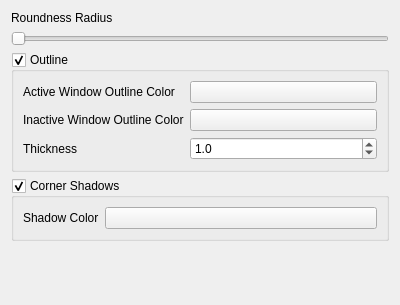
This is shapecorners_config.ui in matinlotfali/KDE-Rounded-Corners as Qt 5 draws it before an edit. The edited form follows.
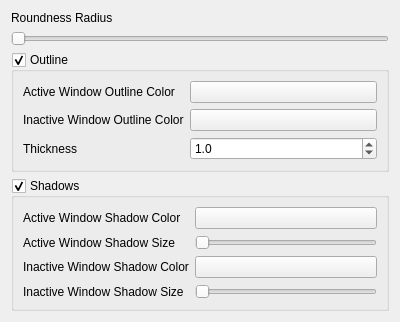
This is the edited form. Custom widgets are drawn as their Qt base class.

Commit message: Draw my own shadows all over with proper active & inactive configuration

```diff
--- a/shapecorners_config.ui
+++ b/shapecorners_config.ui
@@ -10,6 +10,12 @@
     <height>305</height>
    </rect>
   </property>
+  <property name="minimumSize">
+   <size>
+    <width>400</width>
+    <height>0</height>
+   </size>
+  </property>
   <property name="windowTitle">
    <string>Form</string>
   </property>
@@ -118,7 +124,7 @@
      <item>
       <widget class="QGroupBox" name="drawShadowEnabled">
        <property name="title">
-        <string>Corner Shadows</string>
+        <string>Shadows</string>
        </property>
        <property name="checkable">
         <bool>true</bool>
@@ -132,12 +138,66 @@
           <item row="0" column="0">
            <widget class="QLabel" name="shadowColorLabel">
             <property name="text">
-             <string>Shadow Color</string>
+             <string>Active Window Shadow Color</string>
             </property>
            </widget>
           </item>
           <item row="0" column="1">
-           <widget class="KColorButton" name="shadowColor"/>
+           <widget class="KColorButton" name="activeShadowColor"/>
+          </item>
+          <item row="1" column="1">
+           <widget class="QSlider" name="activeShadowSize">
+            <property name="minimum">
+             <number>1</number>
+            </property>
+            <property name="maximum">
+             <number>50</number>
+            </property>
+            <property name="orientation">
+             <enum>Qt::Horizontal</enum>
+            </property>
+           </widget>
+          </item>
+          <item row="3" column="1">
+           <widget class="QSlider" name="inactiveShadowSize">
+            <property name="minimum">
+             <number>1</number>
+            </property>
+            <property name="maximum">
+             <number>50</number>
+            </property>
+            <property name="orientation">
+             <enum>Qt::Horizontal</enum>
+            </property>
+           </widget>
+          </item>
+          <item row="1" column="0">
+           <widget class="QLabel" name="activeShadowSizeLabel">
+            <property name="text">
+             <string>Active Window Shadow Size</string>
+            </property>
+           </widget>
+          </item>
+          <item row="3" column="0">
+           <widget class="QLabel" name="inactiveShadowSizeLabel">
+            <property name="text">
+             <string>Inactive Window Shadow Size</string>
+            </property>
+           </widget>
+          </item>
+          <item row="2" column="0">
+           <widget class="QLabel" name="inactiveShadowColorLabel">
+            <property name="text">
+             <string>Inactive Window Shadow Color</string>
+            </property>
+           </widget>
+          </item>
+          <item row="2" column="1">
+           <widget class="KColorButton" name="inactiveShadowColor">
+            <property name="text">
+             <string/>
+            </property>
+           </widget>
           </item>
          </layout>
         </item>
```
Left out of the diff: 14 changed lines with no effect on the pictures. The commit also changes 9 other files.
